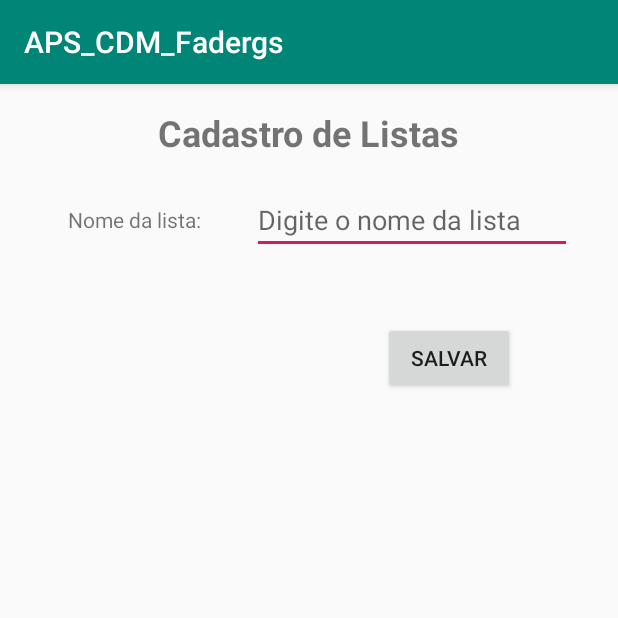
After one commit to felipemostardas/APS-CDM-Fadergs, an Android app: the CadastroDeListas screen opened directly, with no data from a screen before it, on a phone screen of 412 x 824 dp, the top half of it. The commit adds this screen. Run offline under Robolectric (Android 15) with nearby library versions, the phone set to English and light mode, and no system bars.

Commit message:
mudanças aula Leonardo Passos e Felipe

```diff
--- a/app/src/main/java/com/aps_cdm_fadergs/aps_cdm_fadergs/Banco.java
+++ b/app/src/main/java/com/aps_cdm_fadergs/aps_cdm_fadergs/Banco.java
@@ -15,6 +15,12 @@ public class Banco extends SQLiteOpenHelper {
 
     @Override
     public void onCreate(SQLiteDatabase db) {
+
+
+        db.execSQL("CREATE TABLE IF NOT EXISTS listas ( " +
+                "  id INTEGER NOT NULL PRIMARY KEY AUTOINCREMENT , " +
+                "  nome TEXT  ) " );
+
         db.execSQL("CREATE TABLE IF NOT EXISTS produtos ( " +
                 "  id INTEGER NOT NULL PRIMARY KEY AUTOINCREMENT , " +
                 "  titulo TEXT , " +
--- /dev/null
+++ b/app/src/main/java/com/aps_cdm_fadergs/aps_cdm_fadergs/CadastroDeListas.java
@@ -0,0 +1,26 @@
+package com.aps_cdm_fadergs.aps_cdm_fadergs;
+
+import android.support.v7.app.AppCompatActivity;
+import android.os.Bundle;
+
+public class CadastroDeListas extends AppCompatActivity {
+
+    @Override
+    protected void onCreate(Bundle savedInstanceState) {
+        super.onCreate(savedInstanceState);
+        setContentView(R.layout.activity_cadastro_de_listas);
+
+
+
+
+    }
+
+    private void salvar(){
+
+        ListaCompra listaCompra = new ListaCompra();
+        listaCompra.setNome();
+
+
+    }
+
+}
--- /dev/null
+++ b/app/src/main/res/layout/activity_cadastro_de_listas.xml
@@ -0,0 +1,64 @@
+<?xml version="1.0" encoding="utf-8"?>
+<android.support.constraint.ConstraintLayout xmlns:android="http://schemas.android.com/apk/res/android"
+    xmlns:app="http://schemas.android.com/apk/res-auto"
+    xmlns:tools="http://schemas.android.com/tools"
+    android:layout_width="match_parent"
+    android:layout_height="match_parent"
+    tools:context=".aps_cdm_fadergs.CadastroDeListas">
+
+    <TextView
+        android:id="@+id/textView"
+        android:layout_width="wrap_content"
+        android:layout_height="wrap_content"
+        android:layout_marginTop="16dp"
+        android:text="Cadastro de Listas"
+        android:textSize="24sp"
+        android:textStyle="bold"
+        app:layout_constraintEnd_toEndOf="parent"
+        app:layout_constraintStart_toStartOf="parent"
+        app:layout_constraintTop_toTopOf="parent" />
+
+    <TextView
+        android:id="@+id/textView2"
+        android:layout_width="wrap_content"
+        android:layout_height="wrap_content"
+        android:layout_marginStart="45dp"
+        android:layout_marginTop="32dp"
+        android:layout_marginEnd="8dp"
+        android:text="Nome da lista: "
+        app:layout_constraintEnd_toEndOf="parent"
+        app:layout_constraintHorizontal_bias="0.0"
+        app:layout_constraintStart_toStartOf="parent"
+        app:layout_constraintTop_toBottomOf="@+id/textView" />
+
+    <EditText
+        android:id="@+id/etNomeLista"
+        android:layout_width="wrap_content"
+        android:layout_height="wrap_content"
+        android:layout_marginStart="8dp"
+        android:layout_marginTop="19dp"
+        android:layout_marginEnd="8dp"
+        android:ems="10"
+        android:hint="Digite o nome da lista"
+        android:inputType="textPersonName"
+        app:layout_constraintEnd_toEndOf="parent"
+        app:layout_constraintStart_toEndOf="@+id/textView2"
+        app:layout_constraintTop_toBottomOf="@+id/textView" />
+
+    <Button
+        android:id="@+id/btnSalvarLista"
+        android:layout_width="wrap_content"
+        android:layout_height="wrap_content"
+        android:layout_marginStart="8dp"
+        android:layout_marginTop="45dp"
+        android:layout_marginEnd="38dp"
+        android:layout_marginBottom="8dp"
+        android:text="Salvar"
+        app:layout_constraintBottom_toBottomOf="parent"
+        app:layout_constraintEnd_toEndOf="parent"
+        app:layout_constraintHorizontal_bias="0.89"
+        app:layout_constraintStart_toStartOf="parent"
+        app:layout_constraintTop_toBottomOf="@+id/etNomeLista"
+        app:layout_constraintVertical_bias="0.0" />
+
+</android.support.constraint.ConstraintLayout>
--- a/app/src/main/res/layout/activity_compra.xml
+++ b/app/src/main/res/layout/activity_compra.xml
@@ -20,7 +20,9 @@
 
     </android.support.design.widget.AppBarLayout>
 
-    <include layout="@layout/content_compra" />
+    <include
+        android:id="@+id/listaCompras"
+        layout="@layout/content_compra" />
 
     <android.support.design.widget.FloatingActionButton
         android:id="@+id/fab"
```
Also changed, not shown: app/src/main/AndroidManifest.xml (+9 -8 lines), app/src/main/java/com/aps_cdm_fadergs/aps_cdm_fadergs/CompraActivity.java (+14 -0 lines), app/src/main/java/com/aps_cdm_fadergs/aps_cdm_fadergs/ListaCompra.java (added, +23 -0 lines), app/src/main/java/com/aps_cdm_fadergs/aps_cdm_fadergs/ListaCompraDAO.java (added, +50 -0 lines), app/src/main/res/layout/activity_lista_compras.xml (+1 -20 lines).
